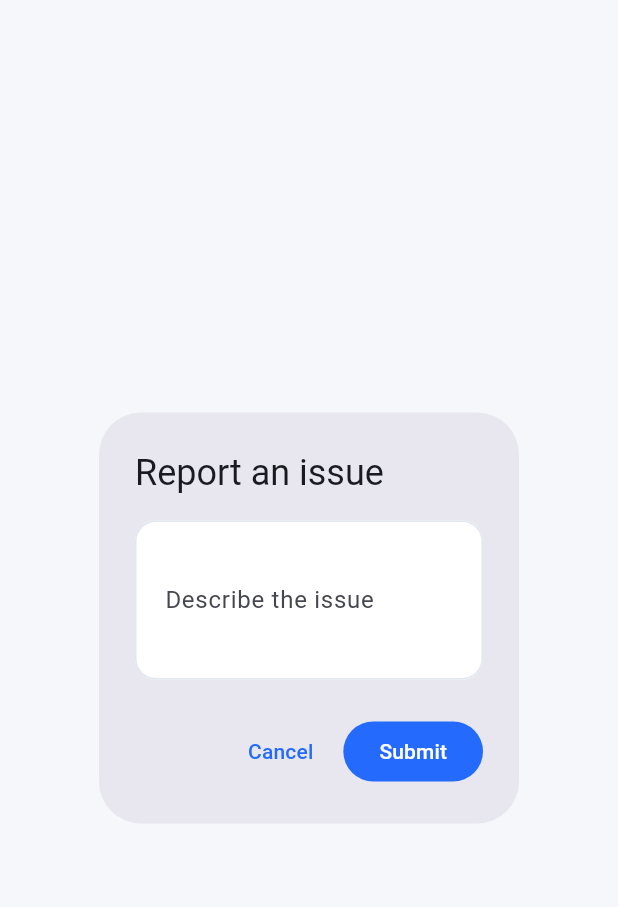
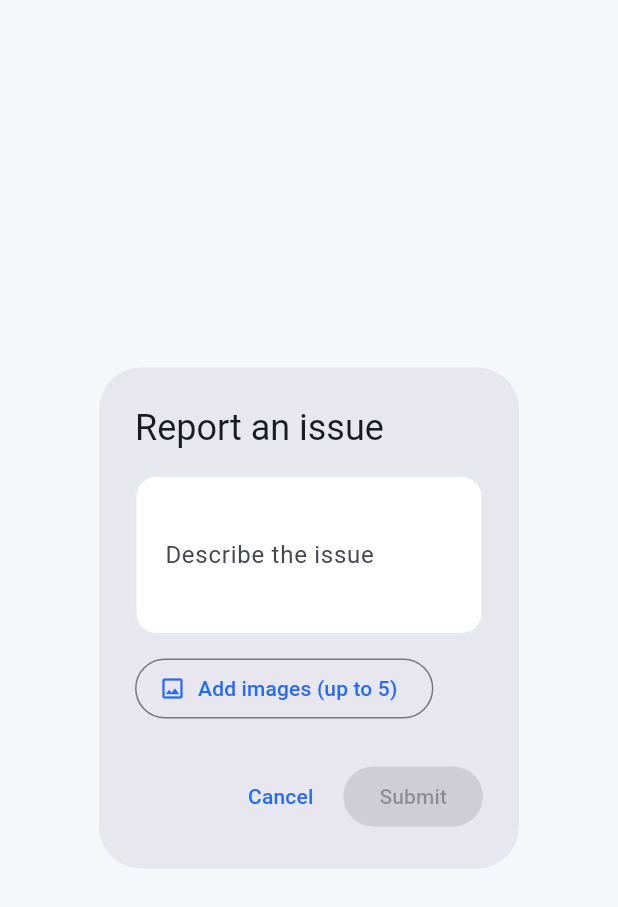
Before and after one commit to technovahub2025/bskapp, a Flutter app: the _IssueEntryDialog widget shown alone on an empty page, opened directly, on a phone screen of 412 x 824 dp. Shown: the top 907 px of the screen. Run offline on Flutter 3.47's test engine with Material 3 defaults, Android fonts, the phone set to English and light mode, and no system bars; our stand-ins replace flutter_secure_storage, image_picker; accounts and stored records are empty.

Commit message:
Enhance issue reporting by adding image attachment support and improving UI interactions

```diff
--- a/lib/features/site_engineer/data/site_engineer_repository.dart
+++ b/lib/features/site_engineer/data/site_engineer_repository.dart
@@ -47,7 +47,8 @@ class SiteEngineerRepository {
   Future<void> submit({required String projectId, required String name}) async {
     await _api.submitWorkflow(await _token, projectId: projectId, siteEngineer: name);
   }
-  Future<void> submitIssue(String issueText) async => _api.submitIssue(await _token, issueText: issueText);
+  Future<void> submitIssue(String issueText, {List<String> images = const []}) async =>
+      _api.submitIssue(await _token, issueText: issueText, images: images);
   Future<List<Map<String, dynamic>>> issues() async => _records(await _api.getIssues(await _token));
 
   List<Map<String, dynamic>> _records(Map<String, dynamic> response) {
--- a/lib/features/site_engineer/presentation/site_engineer_home.dart
+++ b/lib/features/site_engineer/presentation/site_engineer_home.dart
@@ -1,4 +1,7 @@
+import 'dart:convert';
+
 import 'package:flutter/material.dart';
+import 'package:image_picker/image_picker.dart';
 
 import '../../../app/app_theme.dart';
 import '../../auth/data/project_engineer_api.dart';
@@ -250,6 +253,9 @@ class _IssueEntryDialog extends StatefulWidget {
 
 class _IssueEntryDialogState extends State<_IssueEntryDialog> {
   final _controller = TextEditingController();
+  final _picker = ImagePicker();
+  final List<XFile> _images = [];
+  bool _picking = false;
 
   @override
   void dispose() {
@@ -257,13 +263,32 @@ class _IssueEntryDialogState extends State<_IssueEntryDialog> {
     super.dispose();
   }
 
+  Future<void> _pickImages() async {
+    if (_picking || _images.length >= 5) return;
+    setState(() => _picking = true);
+    try {
+      final picked = await _picker.pickMultiImage(imageQuality: 75, maxWidth: 1600, maxHeight: 1600);
+      if (!mounted || picked.isEmpty) return;
+      setState(() => _images.addAll(picked.take(5 - _images.length)));
+    } catch (error) {
+      if (mounted) ScaffoldMessenger.of(context).showSnackBar(SnackBar(content: Text('Could not select images: $error')));
+    } finally {
+      if (mounted) setState(() => _picking = false);
+    }
+  }
+
   @override
   Widget build(BuildContext context) => AlertDialog(
         title: const Text('Report an issue'),
-        content: TextField(controller: _controller, minLines: 3, maxLines: 5, decoration: const InputDecoration(labelText: 'Describe the issue')),
+        content: Column(mainAxisSize: MainAxisSize.min, children: [
+          TextField(controller: _controller, minLines: 3, maxLines: 5, decoration: const InputDecoration(labelText: 'Describe the issue')),
+          const SizedBox(height: 12),
+          Align(alignment: Alignment.centerLeft, child: OutlinedButton.icon(onPressed: _picking || _images.length >= 5 ? null : _pickImages, icon: _picking ? const SizedBox(width: 16, height: 16, child: CircularProgressIndicator(strokeWidth: 2)) : const Icon(Icons.image_outlined), label: Text(_images.isEmpty ? 'Add images (up to 5)' : 'Add more images (${_images.length}/5)'))),
+          if (_images.isNotEmpty) Wrap(spacing: 6, runSpacing: 4, children: [for (var index = 0; index < _images.length; index++) InputChip(label: Text(_images[index].name, overflow: TextOverflow.ellipsis), onDeleted: () => setState(() => _images.removeAt(index)))]),
+        ]),
         actions: [
           TextButton(onPressed: () => Navigator.pop(context), child: const Text('Cancel')),
-          FilledButton(onPressed: () { if (_controller.text.trim().isNotEmpty) Navigator.pop(context, _controller.text.trim()); }, child: const Text('Submit')),
+          FilledButton(onPressed: _controller.text.trim().isEmpty ? null : () => Navigator.pop(context, _IssueDraft(text: _controller.text.trim(), images: List.unmodifiable(_images))), child: const Text('Submit')),
         ],
       );
 }
@@ -286,11 +311,24 @@ class _IssueListState extends State<_IssueList> {
   });
 
   Future<void> _addIssue() async {
-    final text = await showDialog<String>(context: context, builder: (_) => const _IssueEntryDialog());
-    if (text == null) return;
-    try { await widget.repository.submitIssue(text); if (mounted) setState(() { _future = widget.repository.issues(); }); }
+    final issue = await showDialog<_IssueDraft>(context: context, builder: (_) => const _IssueEntryDialog());
+    if (issue == null) return;
+    try {
+      final images = await Future.wait(issue.images.map((image) async {
+        final bytes = await image.readAsBytes();
+        return 'data:${image.mimeType ?? 'image/jpeg'};base64,${base64Encode(bytes)}';
+      }));
+      await widget.repository.submitIssue(issue.text, images: images);
+      if (mounted) setState(() { _future = widget.repository.issues(); });
+    }
     catch (error) { if (mounted) ScaffoldMessenger.of(context).showSnackBar(SnackBar(content: Text(error.toString()))); }
   }
+}
+
+class _IssueDraft {
+  const _IssueDraft({required this.text, required this.images});
+  final String text;
+  final List<XFile> images;
 }
 
 Widget _message(String text, {VoidCallback? onRetry}) => Center(child: Padding(padding: const EdgeInsets.all(24), child: Column(mainAxisSize: MainAxisSize.min, children: [Text(text, textAlign: TextAlign.center), if (onRetry != null) TextButton(onPressed: onRetry, child: const Text('Try again'))])));
--- a/pubspec.yaml
+++ b/pubspec.yaml
@@ -33,6 +33,7 @@ dependencies:
 
   http: ^1.4.0
   flutter_secure_storage: ^9.2.4
+  image_picker: ^1.2.4
 
   # The following adds the Cupertino Icons font to your application.
   # Use with the CupertinoIcons class for iOS style icons.
```
